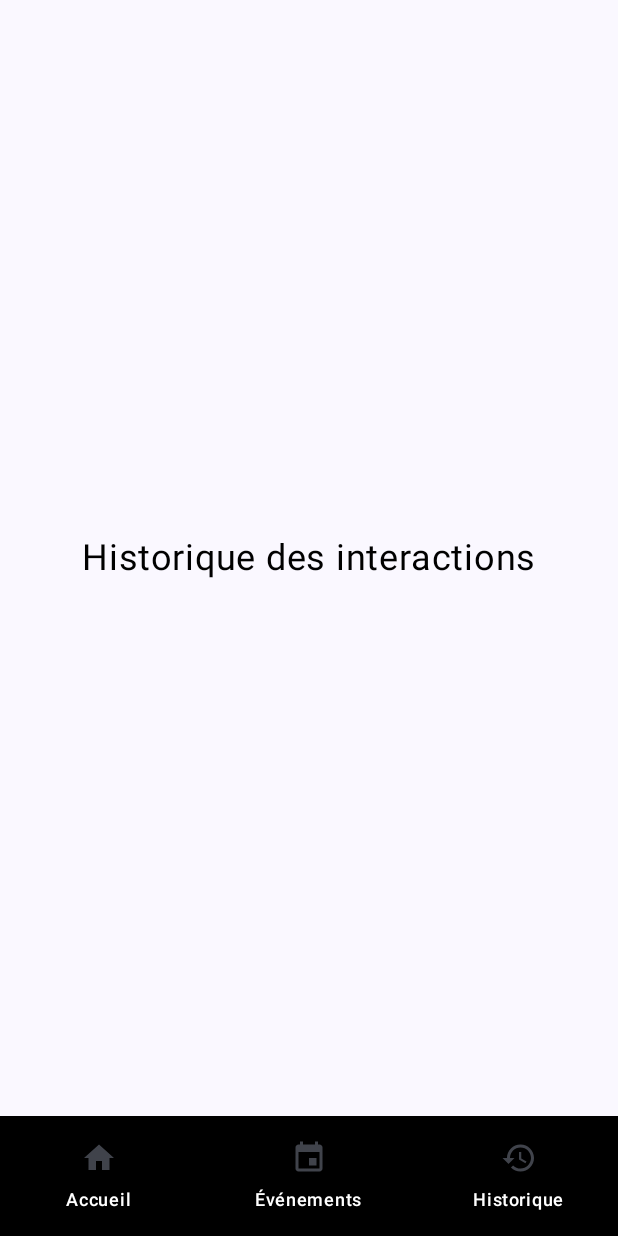
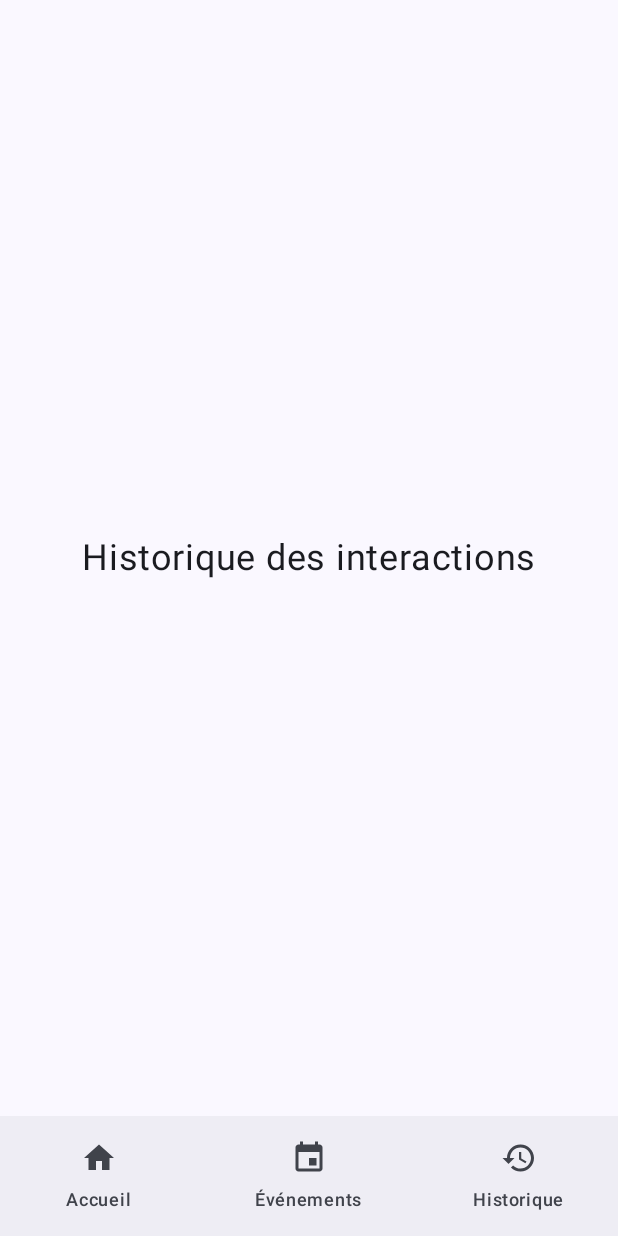
Before and after one commit to Yanis232/ISENSmartCompanion, an Android app built with Jetpack Compose: the HistoryScreen screen opened through its navigation route, on a phone screen of 412 x 824 dp. Run offline under Robolectric (Android 15) with nearby library versions, the phone set to English and light mode, and no system bars; our stand-ins replace Room's generated code; libraries missing offline, so code that uses them is left out: com.google.ai.client.

```diff
--- a/app/src/main/java/fr/isen/goutalguerin/isensmartcompanion/ApiService.kt
+++ b/app/src/main/java/fr/isen/goutalguerin/isensmartcompanion/ApiService.kt
@@ -8,7 +8,7 @@ interface ApiService {
     @GET("events.json")
     fun getEvents(): Call<List<Event>>
 
-    @GET("events/{id}.json") // Ajoutez le chemin avec paramètre
+    @GET("events/{id}.json")
     fun getEventById(@Path("id") eventId: String): Call<Event>
 
 }
--- /dev/null
+++ b/app/src/main/java/fr/isen/goutalguerin/isensmartcompanion/ChatMessage.kt
@@ -0,0 +1,6 @@
+package fr.isen.goutalguerin.isensmartcompanion
+
+data class ChatMessage(
+    val content: String,
+    val isUserMessage: Boolean = false
+)
--- a/app/src/main/java/fr/isen/goutalguerin/isensmartcompanion/GeminiAiService.kt
+++ /dev/null
@@ -1 +0,0 @@
-package fr.isen.goutalguerin.isensmartcompanion
--- /dev/null
+++ b/app/src/main/java/fr/isen/goutalguerin/isensmartcompanion/GeminiViewModel.kt
@@ -0,0 +1,70 @@
+package fr.isen.goutalguerin.isensmartcompanion
+
+import androidx.lifecycle.ViewModel
+import androidx.lifecycle.viewModelScope
+import com.google.ai.client.generativeai.GenerativeModel
+import com.google.ai.client.generativeai.type.generationConfig
+import kotlinx.coroutines.flow.MutableStateFlow
+import kotlinx.coroutines.flow.StateFlow
+import kotlinx.coroutines.flow.asStateFlow
+import kotlinx.coroutines.launch
+
+import androidx.lifecycle.ViewModelProvider
+import androidx.lifecycle.viewmodel.compose.viewModel
+import androidx.room.Room
+
+class GeminiViewModel : ViewModel() {
+
+    private val apiKey = BuildConfig.GEMINI_API_KEY
+    //private val interactionDao: InteractionDao
+
+    private val generativeModel = GenerativeModel(
+        modelName = "gemini-1.5-flash",
+        apiKey = apiKey,
+        generationConfig = generationConfig {
+            temperature = 0.7f
+            topK = 40
+            topP = 0.95f
+            maxOutputTokens = 1024
+        }
+    )
+
+    // Liste des messages de chat
+    private val _chatMessages = MutableStateFlow(
+        listOf(ChatMessage("Prêt à répondre à vos questions !", false))
+    )
+    val chatMessages: StateFlow<List<ChatMessage>> = _chatMessages.asStateFlow()
+
+    // État de chargement
+    private val _isLoading = MutableStateFlow(false)
+    val isLoading: StateFlow<Boolean> = _isLoading.asStateFlow()
+
+    fun sendMessage(userMessage: String) {
+        if (userMessage.isBlank()) return
+
+        // Ajouter le message de l'utilisateur à la liste
+        _chatMessages.value += ChatMessage(userMessage, true)
+
+        // Indiquer que nous attendons une réponse
+        _isLoading.value = true
+
+        viewModelScope.launch {
+            try {
+                // Générer une réponse de Gemini
+                val response = generativeModel.generateContent(userMessage)
+                val responseText = response.text ?: "Désolé, je n'ai pas pu générer de réponse."
+
+                // Ajouter la réponse à la liste des messages
+                _chatMessages.value += ChatMessage(responseText, false)
+            } catch (e: Exception) {
+                // En cas d'erreur, ajouter un message d'erreur à la liste
+                _chatMessages.value += ChatMessage(
+                    "Erreur: ${e.localizedMessage ?: "Impossible de communiquer avec Gemini"}",
+                    false
+                )
+            } finally {
+                _isLoading.value = false
+            }
+        }
+    }
+}
--- /dev/null
+++ b/app/src/main/java/fr/isen/goutalguerin/isensmartcompanion/InteractionDAO.kt
@@ -0,0 +1,19 @@
+package fr.isen.goutalguerin.isensmartcompanion
+
+import androidx.room.*
+import kotlinx.coroutines.flow.Flow
+
+@Dao
+interface InteractionDao {
+    @Insert(onConflict = OnConflictStrategy.REPLACE)
+    suspend fun insertInteraction(interaction: Interaction)
+
+    @Query("SELECT * FROM interactions ORDER BY date DESC")
+    fun getAllInteractions(): Flow<List<Interaction>>
+
+    @Delete
+    suspend fun deleteInteraction(interaction: Interaction)
+
+    @Query("DELETE FROM interactions")
+    suspend fun deleteAllInteractions()
+}
--- a/app/src/main/java/fr/isen/goutalguerin/isensmartcompanion/MainActivity.kt
+++ b/app/src/main/java/fr/isen/goutalguerin/isensmartcompanion/MainActivity.kt
@@ -1,28 +1,31 @@
 package fr.isen.goutalguerin.isensmartcompanion
 
 import android.os.Bundle
-import android.widget.Toast
 import androidx.activity.ComponentActivity
 import androidx.activity.compose.setContent
 import androidx.activity.enableEdgeToEdge
 import androidx.compose.foundation.Image
 import androidx.compose.foundation.layout.*
+import androidx.compose.foundation.lazy.LazyColumn
+import androidx.compose.foundation.lazy.items
+import androidx.compose.foundation.lazy.rememberLazyListState
 import androidx.compose.foundation.shape.RoundedCornerShape
+import androidx.compose.foundation.text.KeyboardActions
 import androidx.compose.foundation.text.KeyboardOptions
 import androidx.compose.material3.*
 import androidx.compose.runtime.*
 import androidx.compose.ui.Alignment
-import androidx.compose.ui.graphics.vector.ImageVector
 import androidx.compose.ui.Modifier
 import androidx.compose.ui.graphics.Color
-import androidx.compose.ui.platform.LocalContext
+import androidx.compose.ui.graphics.vector.ImageVector
+import androidx.compose.ui.platform.LocalSoftwareKeyboardController
 import androidx.compose.ui.res.painterResource
 import androidx.compose.ui.text.font.FontWeight
 import androidx.compose.ui.text.input.ImeAction
 import androidx.compose.ui.text.style.TextAlign
-import androidx.compose.ui.tooling.preview.Preview
 import androidx.compose.ui.unit.dp
 import androidx.compose.ui.unit.sp
+import androidx.lifecycle.viewmodel.compose.viewModel
 import androidx.navigation.NavController
 import androidx.navigation.compose.*
 import fr.isen.goutalguerin.isensmartcompanion.ui.theme.ISENSmartCompanionTheme
@@ -30,8 +33,8 @@ import androidx.compose.material.icons.Icons
 import androidx.compose.material.icons.filled.Event
 import androidx.compose.material.icons.filled.History
 import androidx.compose.material.icons.filled.Home
-import androidx.lifecycle.viewmodel.compose.viewModel  // This is to access the viewModel function
-
+import androidx.compose.material.icons.automirrored.filled.Send
+import kotlinx.coroutines.launch
 
 class MainActivity : ComponentActivity() {
     override fun onCreate(savedInstanceState: Bundle?) {
@@ -41,7 +44,7 @@ class MainActivity : ComponentActivity() {
             ISENSmartCompanionTheme {
                 Surface(
                     modifier = Modifier.fillMaxSize(),
-                    color = Color.Black
+                    color = MaterialTheme.colorScheme.background
                 ) {
                     MainApp()
                 }
@@ -62,11 +65,13 @@ fun MainApp() {
             startDestination = "home",
             modifier = Modifier.padding(innerPadding)
         ) {
-            composable("home") { MainScreen() }
+            composable("home") {
+                val geminiViewModel: GeminiViewModel = viewModel()
+                MainScreen(geminiViewModel)
+            }
             composable("events") {
-                // Pass the EventsViewModel instance here
-                val eventsViewModel: EventsViewModel = viewModel()  // Create the ViewModel instance
-                EventsScreen(viewModel = eventsViewModel)  // Pass it to EventsScreen
+                val eventsViewModel: EventsViewModel = viewModel()
+                EventsScreen(viewModel = eventsViewModel)
             }
             composable("history") { HistoryScreen() }
         }
@@ -74,8 +79,156 @@ fun MainApp() {
 }
 
 @Composable
+fun MainScreen(viewModel: GeminiViewModel) {
+    val chatMessages by viewModel.chatMessages.collectAsState()
+    val isLoading by viewModel.isLoading.collectAsState()
+    var question by remember { mutableStateOf("") }
+    val listState = rememberLazyListState()
+    val coroutineScope = rememberCoroutineScope()
+    val keyboardController = LocalSoftwareKeyboardController.current
+
+    Column(
+        modifier = Modifier
+            .fillMaxSize()
+            .padding(16.dp),
+        horizontalAlignment = Alignment.CenterHorizontally
+    ) {
+        // Logo et titre
+        Surface(
+            shape = RoundedCornerShape(16.dp),
+            color = Color.Black,
+            modifier = Modifier.size(100.dp)
+        ) {
+            Image(
+                painter = painterResource(id = R.mipmap.ic_isen_app),
+                contentDescription = "Logo ISEN",
+                modifier = Modifier.padding(8.dp)
+            )
+        }
+
+        Text(
+            text = "ISEN Smart Companion",
+            style = MaterialTheme.typography.headlineMedium,
+            fontWeight = FontWeight.Bold,
+            textAlign = TextAlign.Center,
+            modifier = Modifier.padding(vertical = 8.dp)
+        )
+
+        // Liste des messages
+        LazyColumn(
+            state = listState,
+            modifier = Modifier
+                .weight(1f)
+                .fillMaxWidth()
+                .padding(vertical = 8.dp),
+            verticalArrangement = Arrangement.spacedBy(8.dp)
+        ) {
+            items(chatMessages) { message ->
+                ChatBubble(message = message)
+            }
+        }
+
+        // Scroll to bottom when new message is added
+        LaunchedEffect(chatMessages.size) {
+            if (chatMessages.isNotEmpty()) {
+                coroutineScope.launch {
+                    listState.animateScrollToItem(chatMessages.size - 1)
+                }
+            }
+        }
+
+        // Champ de texte et bouton d'envoi
+        Row(
+            modifier = Modifier.fillMaxWidth(),
+            verticalAlignment = Alignment.CenterVertically
+        ) {
+            OutlinedTextField(
+                value = question,
+                onValueChange = { question = it },
+                placeholder = { Text("Posez votre question") },
+                modifier = Modifier
+                    .weight(1f)
+                    .padding(end = 8.dp),
+                keyboardOptions = KeyboardOptions(imeAction = ImeAction.Send),
+                keyboardActions = KeyboardActions(
+                    onSend = {
+                        if (question.isNotBlank() && !isLoading) {
+                            viewModel.sendMessage(question)
+                            question = ""
+                            keyboardController?.hide()
+                        }
+                    }
+                ),
+                singleLine = true
+            )
+
+            Button(
+                onClick = {
+                    if (question.isNotBlank() && !isLoading) {
+                        viewModel.sendMessage(question)
+                        question = ""
+                        keyboardController?.hide()
+                    }
+                },
+                enabled = !isLoading && question.isNotBlank(),
+                contentPadding = PaddingValues(12.dp)
+            ) {
+                if (isLoading) {
+                    CircularProgressIndicator(
+                        modifier = Modifier.size(24.dp),
+                        color = MaterialTheme.colorScheme.onPrimary,
+                        strokeWidth = 2.dp
+                    )
+                } else {
+                    Icon(
+                        imageVector = Icons.AutoMirrored.Filled.Send,
+                        contentDescription = "Envoyer"
+                    )
+                }
+            }
+        }
+    }
+}
+
+@Composable
+fun ChatBubble(message: ChatMessage) {
+    val backgroundColor = if (message.isUserMessage)
+        MaterialTheme.colorScheme.primaryContainer
+    else
+        MaterialTheme.colorScheme.secondaryContainer
+
+    val textColor = if (message.isUserMessage)
+        MaterialTheme.colorScheme.onPrimaryContainer
+    else
+        MaterialTheme.colorScheme.onSecondaryContainer
+
+    val bubbleAlignment = if (message.isUserMessage) Alignment.CenterEnd else Alignment.CenterStart
+
+
+    Box(
+        modifier = Modifier.fillMaxWidth(),
+        contentAlignment = bubbleAlignment
+    ) {
+        Surface(
+            shape = RoundedCornerShape(12.dp),
+            color = backgroundColor,
+            modifier = Modifier
+                .padding(vertical = 4.dp, horizontal = 8.dp)
+                .widthIn(max = 300.dp)
+        ) {
+            Text(
+                text = message.content,
+                color = textColor,
+                modifier = Modifier.padding(12.dp),
+                style = MaterialTheme.typography.bodyMedium
+            )
+        }
+    }
+}
+
+@Composable
 fun BottomNavigationBar(navController: NavController) {
-    NavigationBar(containerColor = Color.Black) {
+    NavigationBar {
         val items = listOf(
             BottomNavItem("home", "Accueil", Icons.Default.Home),
             BottomNavItem("events", "Événements", Icons.Default.Event),
@@ -89,87 +242,9 @@ fun BottomNavigationBar(navController: NavController) {
                 selected = currentRoute == item.route,
                 onClick = { navController.navigate(item.route) },
                 icon = { Icon(imageVector = item.icon, contentDescription = item.label) },
-                label = { Text(item.label, color = Color.White) }
+                label = { Text(item.label) }
             )
         }
-    }
-}
-
-@Composable
-fun MainScreen() {
-    val context = LocalContext.current
-    var question by remember { mutableStateOf("") }
-    var response by remember { mutableStateOf("Prêt à répondre à vos questions !") }
-
-    Column(
-        modifier = Modifier
-            .fillMaxSize()
-            .padding(24.dp),
-        horizontalAlignment = Alignment.CenterHorizontally,
-        verticalArrangement = Arrangement.spacedBy(24.dp)
-    ) {
-        Surface(
-            shape = RoundedCornerShape(16.dp),
-            tonalElevation = 8.dp,
-            color = Color.Black,
-            modifier = Modifier.size(150.dp)
-        ) {
-            Image(
-                painter = painterResource(id = R.mipmap.ic_isen_app),
-                contentDescription = "Logo ISEN",
-                modifier = Modifier.padding(8.dp)
-            )
-        }
-
-        Text(
-            text = "ISEN Companion AI",
-            style = MaterialTheme.typography.headlineLarge,
-            color = Color.Black,
-            fontWeight = FontWeight.Bold,
-            textAlign = TextAlign.Center
-        )
-
-        OutlinedTextField(
-            value = question,
-            onValueChange = { question = it },
-            label = { Text("Posez votre question", color = Color.Black) },
-            colors = OutlinedTextFieldDefaults.colors(
-                focusedTextColor = Color.Black,
-                unfocusedTextColor = Color.Black,
-                cursorColor = Color.Black,
-                focusedBorderColor = Color.Black,
-                unfocusedBorderColor = Color.Gray
-            ),
-            keyboardOptions = KeyboardOptions(imeAction = ImeAction.Send),
-            modifier = Modifier.fillMaxWidth()
-        )
-
-        Button(
-            onClick = {
-                Toast.makeText(context, "Question Submitted", Toast.LENGTH_SHORT).show()
-                response = if (question.isNotBlank()) {
-                    "Dernière question :\n${question.take(50)}"
-                } else {
-                    "Veuillez poser une question valide !"
-                }
-                question = ""
-            },
-            colors = ButtonDefaults.buttonColors(
-                containerColor = Color.White,
-                contentColor = Color.Black
-            ),
-            modifier = Modifier.fillMaxWidth()
-        ) {
-            Text("Envoyer")
-        }
-
-        Text(
-            text = response,
-            color = Color.Black,
-            modifier = Modifier
-                .fillMaxWidth()
-                .padding(16.dp)
-        )
     }
 }
 
@@ -179,17 +254,11 @@ fun HistoryScreen() {
         modifier = Modifier.fillMaxSize(),
         contentAlignment = Alignment.Center
     ) {
-        Text(text = "Historique des interactions", color = Color.Black, fontSize = 24.sp)
+        Text(text = "Historique des interactions", fontSize = 24.sp)
     }
 }
 
-@Preview(showBackground = true)
-@Composable
-fun PreviewMainApp() {
-    ISENSmartCompanionTheme {
-        MainApp()
-    }
-}
+
 
 data class BottomNavItem(val route: String, val label: String, val icon: ImageVector)
 
```
Also changed, not shown: app/build.gradle.kts (+8 -0 lines), app/src/main/java/fr/isen/goutalguerin/isensmartcompanion/AppDatabase.kt (added, +28 -0 lines), app/src/main/java/fr/isen/goutalguerin/isensmartcompanion/EventDetailActivity.kt (+0 -18 lines), app/src/main/java/fr/isen/goutalguerin/isensmartcompanion/GeminiViewModelFactory.kt (added, +16 -0 lines), app/src/main/java/fr/isen/goutalguerin/isensmartcompanion/Interaction.kt (added, +14 -0 lines), gradle/libs.versions.toml (+7 -1 lines).
